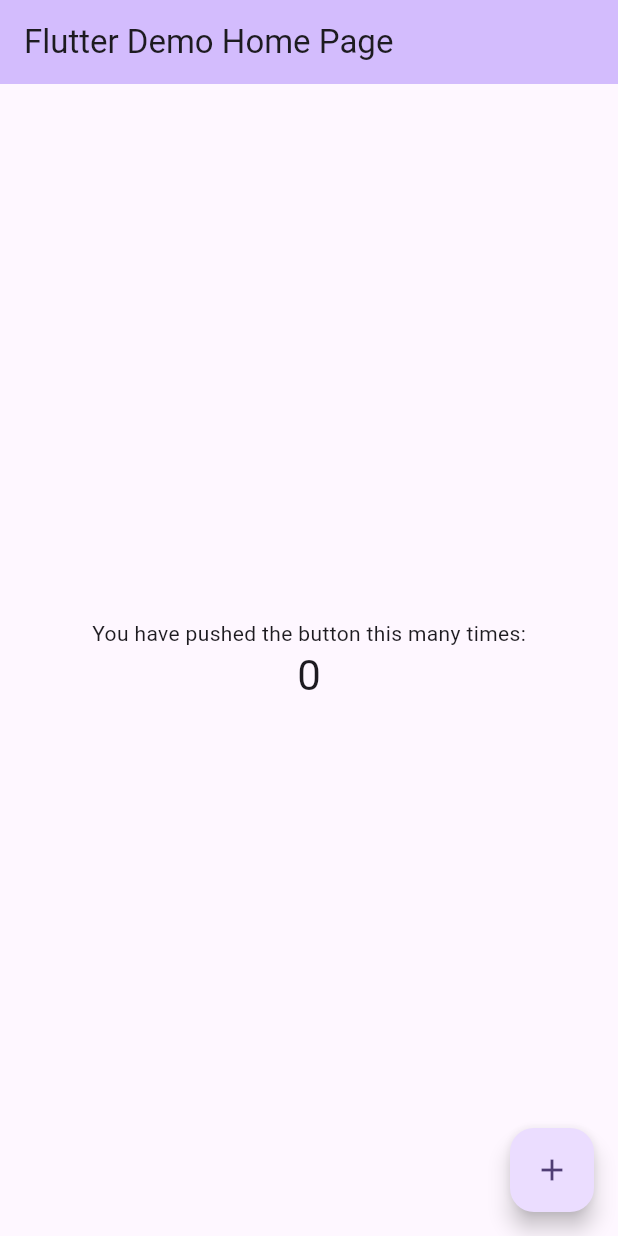
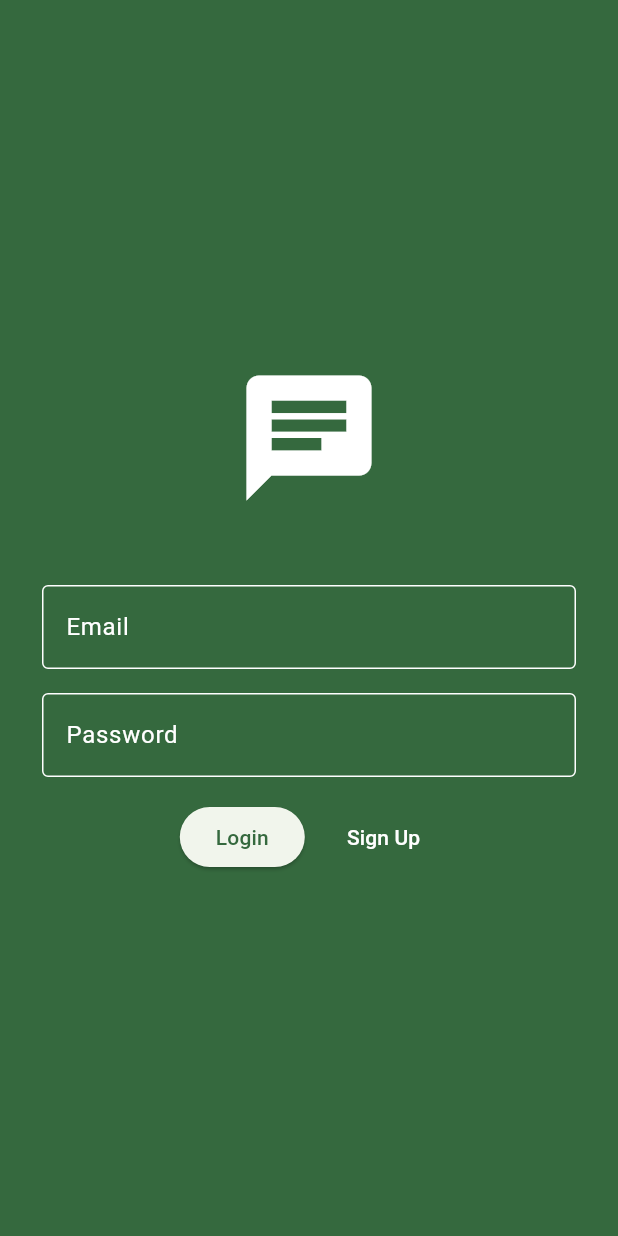
Before and after one commit to kichul7493/chat_app, a Flutter app: the screen it shows after launch, on a phone screen of 412 x 824 dp. Run offline on Flutter 3.47's test engine with Material 3 defaults, Android fonts, the phone set to English and light mode, and no system bars.

Commit message:
feat: 로그인 페이지

```diff
--- a/lib/main.dart
+++ b/lib/main.dart
@@ -1,125 +1,10 @@
+import 'package:chat_app/screens/auth_screen.dart';
 import 'package:flutter/material.dart';
 
 void main() {
-  runApp(const MyApp());
+  runApp(MaterialApp(
+    home: const AuthScreen(),
+    theme: ThemeData(
+        colorScheme: ColorScheme.fromSeed(seedColor: Colors.green.shade200)),
+  ));
 }
-
-class MyApp extends StatelessWidget {
-  const MyApp({super.key});
-
-  // This widget is the root of your application.
-  @override
-  Widget build(BuildContext context) {
-    return MaterialApp(
-      title: 'Flutter Demo',
-      theme: ThemeData(
-        // This is the theme of your application.
-        //
-        // TRY THIS: Try running your application with "flutter run". You'll see
-        // the application has a purple toolbar. Then, without quitting the app,
-        // try changing the seedColor in the colorScheme below to Colors.green
-        // and then invoke "hot reload" (save your changes or press the "hot
-        // reload" button in a Flutter-supported IDE, or press "r" if you used
-        // the command line to start the app).
-        //
-        // Notice that the counter didn't reset back to zero; the application
-        // state is not lost during the reload. To reset the state, use hot
-        // restart instead.
-        //
-        // This works for code too, not just values: Most code changes can be
-        // tested with just a hot reload.
-        colorScheme: ColorScheme.fromSeed(seedColor: Colors.deepPurple),
-        useMaterial3: true,
-      ),
-      home: const MyHomePage(title: 'Flutter Demo Home Page'),
-    );
-  }
-}
-
-class MyHomePage extends StatefulWidget {
-  const MyHomePage({super.key, required this.title});
-
-  // This widget is the home page of your application. It is stateful, meaning
-  // that it has a State object (defined below) that contains fields that affect
-  // how it looks.
-
-  // This class is the configuration for the state. It holds the values (in this
-  // case the title) provided by the parent (in this case the App widget) and
-  // used by the build method of the State. Fields in a Widget subclass are
-  // always marked "final".
-
-  final String title;
-
-  @override
-  State<MyHomePage> createState() => _MyHomePageState();
-}
-
-class _MyHomePageState extends State<MyHomePage> {
-  int _counter = 0;
-
-  void _incrementCounter() {
-    setState(() {
-      // This call to setState tells the Flutter framework that something has
-      // changed in this State, which causes it to rerun the build method below
-      // so that the display can reflect the updated values. If we changed
-      // _counter without calling setState(), then the build method would not be
-      // called again, and so nothing would appear to happen.
-      _counter++;
-    });
-  }
-
-  @override
-  Widget build(BuildContext context) {
-    // This method is rerun every time setState is called, for instance as done
-    // by the _incrementCounter method above.
-    //
-    // The Flutter framework has been optimized to make rerunning build methods
-    // fast, so that you can just rebuild anything that needs updating rather
-    // than having to individually change instances of widgets.
-    return Scaffold(
-      appBar: AppBar(
-        // TRY THIS: Try changing the color here to a specific color (to
-        // Colors.amber, perhaps?) and trigger a hot reload to see the AppBar
-        // change color while the other colors stay the same.
-        backgroundColor: Theme.of(context).colorScheme.inversePrimary,
-        // Here we take the value from the MyHomePage object that was created by
-        // the App.build method, and use it to set our appbar title.
-        title: Text(widget.title),
-      ),
-      body: Center(
-        // Center is a layout widget. It takes a single child and positions it
-        // in the middle of the parent.
-        child: Column(
-          // Column is also a layout widget. It takes a list of children and
-          // arranges them vertically. By default, it sizes itself to fit its
-          // children horizontally, and tries to be as tall as its parent.
-          //
-          // Column has various properties to control how it sizes itself and
-          // how it positions its children. Here we use mainAxisAlignment to
-          // center the children vertically; the main axis here is the vertical
-          // axis because Columns are vertical (the cross axis would be
-          // horizontal).
-          //
-          // TRY THIS: Invoke "debug painting" (choose the "Toggle Debug Paint"
-          // action in the IDE, or press "p" in the console), to see the
-          // wireframe for each widget.
-          mainAxisAlignment: MainAxisAlignment.center,
-          children: <Widget>[
-            const Text(
-              'You have pushed the button this many times:',
-            ),
-            Text(
-              '$_counter',
-              style: Theme.of(context).textTheme.headlineMedium,
-            ),
-          ],
-        ),
-      ),
-      floatingActionButton: FloatingActionButton(
-        onPressed: _incrementCounter,
-        tooltip: 'Increment',
-        child: const Icon(Icons.add),
-      ), // This trailing comma makes auto-formatting nicer for build methods.
-    );
-  }
-}
--- /dev/null
+++ b/lib/screens/auth_screen.dart
@@ -0,0 +1,122 @@
+import 'package:flutter/material.dart';
+
+class AuthScreen extends StatefulWidget {
+  const AuthScreen({super.key});
+
+  @override
+  State<AuthScreen> createState() => _AuthScreenState();
+}
+
+class _AuthScreenState extends State<AuthScreen> {
+  @override
+  Widget build(BuildContext context) {
+    final formKey = GlobalKey<FormState>();
+    final emailController = TextEditingController();
+    final passwordController = TextEditingController();
+
+    void submit() {
+      final isValid = formKey.currentState!.validate();
+      if (!isValid) {
+        return;
+      }
+      print(emailController.text);
+      print(passwordController.text);
+    }
+
+    return Scaffold(
+        backgroundColor: Theme.of(context).colorScheme.primary,
+        body: Center(
+          child: Column(
+            crossAxisAlignment: CrossAxisAlignment.center,
+            mainAxisAlignment: MainAxisAlignment.center,
+            children: [
+              const Icon(Icons.chat, size: 100, color: Colors.white),
+              const SizedBox(
+                height: 48,
+              ),
+              Padding(
+                padding: const EdgeInsets.symmetric(horizontal: 28),
+                child: Form(
+                  key: formKey,
+                  child: Column(
+                    children: [
+                      TextFormField(
+                        decoration: const InputDecoration(
+                          labelText: 'Email',
+                          labelStyle: TextStyle(color: Colors.white),
+                          enabledBorder: OutlineInputBorder(
+                            borderSide: BorderSide(color: Colors.white),
+                          ),
+                          focusedBorder: OutlineInputBorder(
+                            borderSide: BorderSide(color: Colors.white),
+                          ),
+                        ),
+                        style: const TextStyle(color: Colors.white),
+                        autocorrect: false,
+                        keyboardType: TextInputType.emailAddress,
+                        validator: (value) {
+                          if (value == null ||
+                              value.isEmpty ||
+                              !value.contains('@')) {
+                            return 'Please enter a valid email address';
+                          }
+                          return null;
+                        },
+                        controller: emailController,
+                      ),
+                      const SizedBox(
+                        height: 16,
+                      ),
+                      TextFormField(
+                        decoration: const InputDecoration(
+                          labelText: 'Password',
+                          labelStyle: TextStyle(color: Colors.white),
+                          enabledBorder: OutlineInputBorder(
+                            borderSide: BorderSide(color: Colors.white),
+                          ),
+                          focusedBorder: OutlineInputBorder(
+                            borderSide: BorderSide(color: Colors.white),
+                          ),
+                        ),
+                        style: const TextStyle(color: Colors.white),
+                        obscureText: true,
+                        keyboardType: TextInputType.visiblePassword,
+                        validator: (value) {
+                          if (value == null ||
+                              value.isEmpty ||
+                              value.length < 6) {
+                            return 'Password must be at least 6 characters long';
+                          }
+                          return null;
+                        },
+                        controller: passwordController,
+                      ),
+                      const SizedBox(
+                        height: 16,
+                      ),
+                      Row(
+                        mainAxisAlignment: MainAxisAlignment.center,
+                        children: [
+                          ElevatedButton(
+                              onPressed: submit, child: const Text('Login')),
+                          const SizedBox(
+                            width: 16,
+                          ),
+                          TextButton(
+                            onPressed: () {},
+                            style: TextButton.styleFrom(
+                              foregroundColor: Colors.white,
+                            ),
+                            child: const Text('Sign Up'),
+                          ),
+                        ],
+                      )
+                    ],
+                  ),
+                ),
+              )
+            ],
+          ),
+        ));
+  }
+}
```
